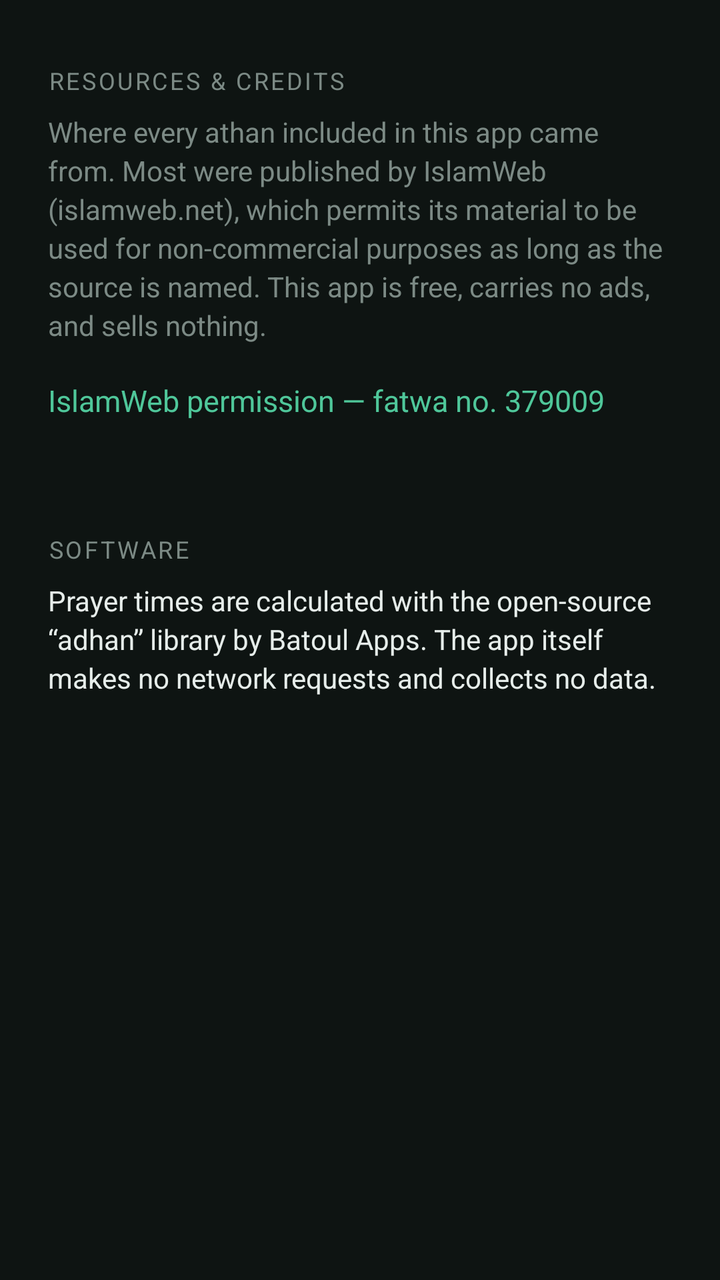
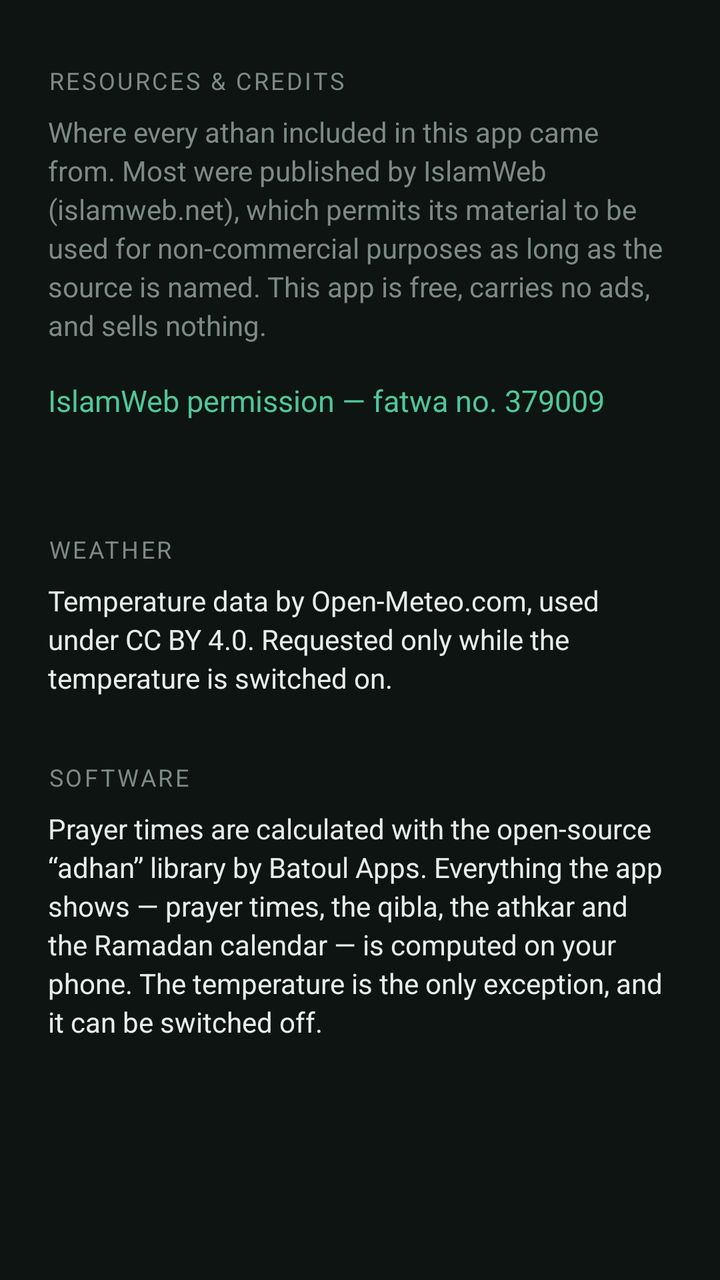

An Android layout rendered at two revisions. The XML below is the earlier revision; the diff shows what the commit changed to produce the second picture.
<!-- AndroidManifest.xml: application theme Theme.Athan -->
<!-- res/layout/activity_credits.xml -->
<?xml version="1.0" encoding="utf-8"?>
<ScrollView xmlns:android="http://schemas.android.com/apk/res/android"
    android:id="@+id/root"
    android:layout_width="match_parent"
    android:layout_height="match_parent"
    android:background="@color/bg"
    android:fillViewport="true">

    <LinearLayout
        android:layout_width="match_parent"
        android:layout_height="wrap_content"
        android:orientation="vertical"
        android:paddingStart="24dp"
        android:paddingTop="32dp"
        android:paddingEnd="24dp"
        android:paddingBottom="32dp">

        <TextView
            android:layout_width="wrap_content"
            android:layout_height="wrap_content"
            android:letterSpacing="0.1"
            android:text="@string/credits_title"
            android:textAllCaps="true"
            android:textColor="@color/text_dim"
            android:textSize="12sp" />

        <TextView
            android:layout_width="match_parent"
            android:layout_height="wrap_content"
            android:layout_marginTop="8dp"
            android:lineSpacingExtra="3dp"
            android:text="@string/credits_intro"
            android:textColor="@color/text_dim"
            android:textSize="14sp" />

        <TextView
            android:id="@+id/islamwebLink"
            android:layout_width="wrap_content"
            android:layout_height="wrap_content"
            android:layout_marginTop="10dp"
            android:background="?attr/selectableItemBackground"
            android:paddingTop="8dp"
            android:paddingEnd="8dp"
            android:paddingBottom="8dp"
            android:text="@string/credits_islamweb_permission"
            android:textColor="@color/accent"
            android:textSize="15sp" />

        
        <LinearLayout
            android:id="@+id/recordings"
            android:layout_width="match_parent"
            android:layout_height="wrap_content"
            android:layout_marginTop="16dp"
            android:orientation="vertical" />

        <TextView
            android:layout_width="match_parent"
            android:layout_height="wrap_content"
            android:layout_marginTop="32dp"
            android:letterSpacing="0.1"
            android:text="@string/credits_software"
            android:textAllCaps="true"
            android:textColor="@color/text_dim"
            android:textSize="12sp" />

        <TextView
            android:layout_width="match_parent"
            android:layout_height="wrap_content"
            android:layout_marginTop="8dp"
            android:lineSpacingExtra="3dp"
            android:text="@string/credits_software_detail"
            android:textColor="@color/text"
            android:textSize="14sp" />

    </LinearLayout>
</ScrollView>
<!-- resources referenced by this layout -->
<resources>
  <color name="accent">#4FC79A</color>
  <color name="bg">#0E1412</color>
  <color name="text">#E6EDEA</color>
  <color name="text_dim">#7C8A85</color>
  <string name="credits_intro">Where every athan included in this app came from. Most were published by IslamWeb (islamweb.net), which permits its material to be used for non-commercial purposes as long as the source is named. This app is free, carries no ads, and sells nothing.</string>
  <string name="credits_islamweb_permission">IslamWeb permission — fatwa no. 379009</string>
  <string name="credits_software">Software</string>
  <string name="credits_software_detail">Prayer times are calculated with the open-source “adhan” library by Batoul Apps. The app itself makes no network requests and collects no data.</string>
  <string name="credits_title">Resources &amp; credits</string>
  <style name="Theme.Athan" parent="Theme.Material3.Dark.NoActionBar">
          <item name="android:statusBarColor">@android:color/transparent</item>
          <item name="android:navigationBarColor">@android:color/transparent</item>
          <item name="android:windowBackground">@color/bg</item>
          <item name="colorPrimary">@color/accent</item>
          <item name="colorOnPrimary">#08110D</item>
          <item name="colorSecondaryContainer">#1E3A2F</item>
          <item name="colorOnSecondaryContainer">@color/accent</item>
      </style>
</resources>

<!-- the commit's change to res/layout/activity_credits.xml (unified diff, before → after) -->
@@ -59,6 +59,25 @@
             android:layout_height="wrap_content"
             android:layout_marginTop="32dp"
             android:letterSpacing="0.1"
+            android:text="@string/credits_weather"
+            android:textAllCaps="true"
+            android:textColor="@color/text_dim"
+            android:textSize="12sp" />
+
+        <TextView
+            android:layout_width="match_parent"
+            android:layout_height="wrap_content"
+            android:layout_marginTop="8dp"
+            android:lineSpacingExtra="3dp"
+            android:text="@string/credits_weather_detail"
+            android:textColor="@color/text"
+            android:textSize="14sp" />
+
+        <TextView
+            android:layout_width="match_parent"
+            android:layout_height="wrap_content"
+            android:layout_marginTop="32dp"
+            android:letterSpacing="0.1"
             android:text="@string/credits_software"
             android:textAllCaps="true"
             android:textColor="@color/text_dim"
<!-- resource entries referenced after the edit -->
@@ -7,8 +7,10 @@
   <string name="credits_intro">Where every athan included in this app came from. Most were published by IslamWeb (islamweb.net), which permits its material to be used for non-commercial purposes as long as the source is named. This app is free, carries no ads, and sells nothing.</string>
   <string name="credits_islamweb_permission">IslamWeb permission — fatwa no. 379009</string>
   <string name="credits_software">Software</string>
-  <string name="credits_software_detail">Prayer times are calculated with the open-source “adhan” library by Batoul Apps. The app itself makes no network requests and collects no data.</string>
+  <string name="credits_software_detail">Prayer times are calculated with the open-source “adhan” library by Batoul Apps. Everything the app shows — prayer times, the qibla, the athkar and the Ramadan calendar — is computed on your phone. The temperature is the only exception, and it can be switched off.</string>
   <string name="credits_title">Resources &amp; credits</string>
+  <string name="credits_weather">Weather</string>
+  <string name="credits_weather_detail">Temperature data by Open-Meteo.com, used under CC BY 4.0. Requested only while the temperature is switched on.</string>
   <style name="Theme.Athan" parent="Theme.Material3.Dark.NoActionBar">
           <item name="android:statusBarColor">@android:color/transparent</item>
           <item name="android:navigationBarColor">@android:color/transparent</item>
